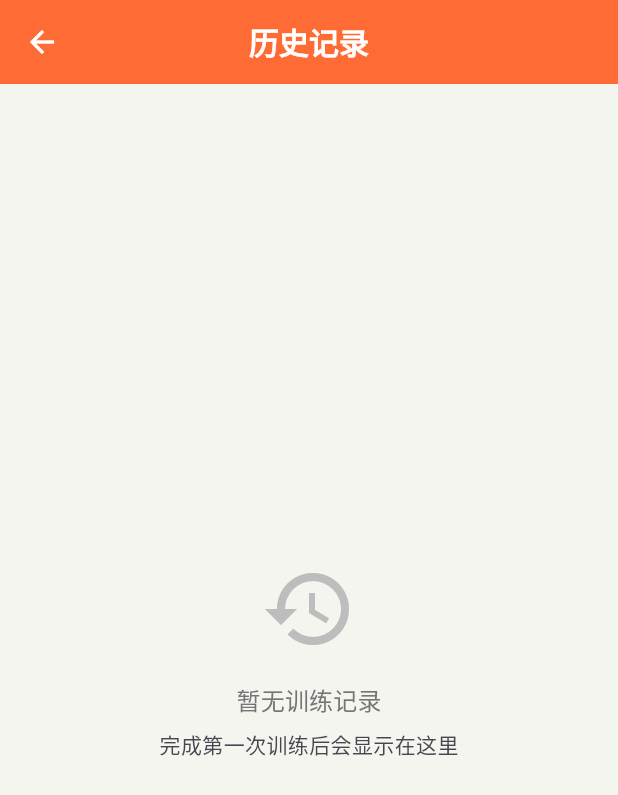
After one commit to boyingliu01/personal-workout-android, a Flutter app: the HistoryScreen screen opened by its route, on a phone screen of 412 x 824 dp. The commit adds this screen. Shown: the top 795 px of the screen. Run offline on Flutter 3.47's test engine with Material 3 defaults, Android fonts, the light colour scheme and no system bars; our stand-ins replace audioplayers, flutter_riverpod, flutter_tts, hive_flutter, shared_preferences, video_player; accounts and stored records are empty.

Commit message:
feat: Wire up all routes, add history_screen, final app integration
- routes.dart: full onGenerateRoute with parameterized navigation
- All 7 screens wired with proper routing
- history_screen: empty state with placeholder for future data
- main.dart: MaterialApp with onGenerateRoute
- dart analyze: 0 errors

```diff
--- a/runner_app/lib/routes.dart
+++ b/runner_app/lib/routes.dart
@@ -1,14 +1,23 @@
 import 'package:flutter/material.dart';
+import 'constants/exercise_data.dart';
 import 'screens/home_screen.dart';
+import 'screens/workout_detail_screen.dart';
+import 'screens/exercise_screen.dart';
+import 'screens/rest_screen.dart';
+import 'screens/workout_complete_screen.dart';
 import 'screens/settings_screen.dart';
-import 'constants/exercise_data.dart';
+import 'screens/history_screen.dart';
+import 'services/audio_service.dart';
+import 'services/timer_service.dart';
+import 'services/storage_service.dart';
+import 'models/exercise.dart';
+import 'models/workout_type.dart';
+import 'models/workout_session.dart';
 
-/// App route definitions using Flutter's built-in named routes.
-/// No external router packages — uses MaterialPageRoute + Navigator.pushNamed.
+/// App route definitions
 class AppRoutes {
   AppRoutes._();
 
-  // Route names (used for Navigator.pushNamed)
   static const String home = '/';
   static const String workoutDetail = '/workout';
   static const String exercise = '/exercise';
@@ -17,22 +26,87 @@ class AppRoutes {
   static const String settings = '/settings';
   static const String history = '/history';
 
-  // Route path -> builder map for MaterialApp.routes
-  // Note: The actual screen widgets are not defined here.
-  // Each entry maps a path to a MaterialPageRoute builder.
-  static Map<String, WidgetBuilder> get routes => {
-        home: (context) => HomeScreen(
-              workouts: ExerciseData.allWorkouts,
-            ),
-        workoutDetail: (_) =>
-            throw UnimplementedError('WorkoutDetailScreen not implemented'),
-        exercise: (_) =>
-            throw UnimplementedError('ExerciseScreen not implemented'),
-        rest: (_) => throw UnimplementedError('RestScreen not implemented'),
-        workoutComplete: (_) =>
-            throw UnimplementedError('WorkoutCompleteScreen not implemented'),
-        settings: (context) => const SettingsScreen(),
-        history: (_) =>
-            throw UnimplementedError('HistoryScreen not implemented'),
-      };
+  static Route<dynamic>? onGenerateRoute(RouteSettings settings) {
+    final audioService = AudioService.create();
+    final timerService = TimerService();
+    final storageService = StorageService();
+    final placeholder = Exercise(
+      id: '', name: '', description: '',
+      durationSeconds: 0,
+      difficulty: Difficulty.beginner,
+      category: ExerciseCategory.fullBody,
+    );
+
+    if (settings.name == home) {
+      return MaterialPageRoute(
+        builder: (_) => HomeScreen(workouts: ExerciseData.allWorkouts),
+      );
+    }
+    if (settings.name == workoutDetail) {
+      final args = settings.arguments as Map<String, dynamic>?;
+      return MaterialPageRoute(
+        builder: (_) => WorkoutDetailScreen(
+          workout: args?['workout'] ?? ExerciseData.allWorkouts.first,
+        ),
+      );
+    }
+    if (settings.name == exercise) {
+      final args = settings.arguments as Map<String, dynamic>?;
+      return MaterialPageRoute(
+        builder: (_) => ExerciseScreen(
+          workout: args?['workout'] ?? ExerciseData.allWorkouts.first,
+          audioService: audioService,
+          timerService: timerService,
+          storageService: storageService,
+        ),
+      );
+    }
+    if (settings.name == rest) {
+      final args = settings.arguments as Map<String, dynamic>?;
+      return MaterialPageRoute(
+        builder: (_) => RestScreen(
+          seconds: args?['seconds'] ?? 5,
+          currentExercise: args?['currentExercise'] ?? placeholder,
+          nextExercise: args?['nextExercise'] ?? placeholder,
+        ),
+      );
+    }
+    if (settings.name == workoutComplete) {
+      final args = settings.arguments as Map<String, dynamic>?;
+      return MaterialPageRoute(
+        builder: (_) => WorkoutCompleteScreen(
+          session: args?['session'] ?? WorkoutSession(
+            id: 'demo', workoutId: '',
+            workoutName: args?['workoutName'] ?? '训练',
+            workoutType: WorkoutType.warmup,
+            startTime: DateTime.now(), endTime: DateTime.now(),
+            completedExercises: args?['exercisesCompleted'] ?? 0,
+            totalExercises: args?['totalExercises'] ?? 0,
+            status: WorkoutStatus.completed,
+          ),
+          audioService: audioService,
+        ),
+      );
+    }
+    if (settings.name == settings) {
+      return MaterialPageRoute(builder: (_) => const SettingsScreen());
+    }
+    if (settings.name == history) {
+      return MaterialPageRoute(builder: (_) => const HistoryScreen());
+    }
+    return MaterialPageRoute(
+      builder: (_) => Scaffold(
+        appBar: AppBar(title: const Text('Not Found')),
+        body: Center(child: Text('Route ${settings.name} not found')),
+      ),
+    );
+  }
+
+  static void navigateToExercise(BuildContext context, {required dynamic workout}) {
+    Navigator.pushNamed(context, exercise, arguments: {'workout': workout});
+  }
+
+  static void navigateToWorkoutDetail(BuildContext context, {required dynamic workout}) {
+    Navigator.pushNamed(context, workoutDetail, arguments: {'workout': workout});
+  }
 }
--- /dev/null
+++ b/runner_app/lib/screens/history_screen.dart
@@ -0,0 +1,57 @@
+import 'package:flutter/material.dart';
+import 'package:runner_app/constants/app_strings.dart';
+import 'package:runner_app/constants/app_colors.dart';
+
+/// History screen showing past training sessions.
+class HistoryScreen extends StatefulWidget {
+  const HistoryScreen({super.key});
+
+  @override
+  State<HistoryScreen> createState() => _HistoryScreenState();
+}
+
+class _HistoryScreenState extends State<HistoryScreen> {
+  final List<Map<String, dynamic>> _history = [];
+
+  @override
+  Widget build(BuildContext context) {
+    return Scaffold(
+      appBar: AppBar(title: Text(AppStrings.historyTitle)),
+      body: _history.isEmpty
+          ? Center(
+              child: Column(
+                mainAxisAlignment: MainAxisAlignment.center,
+                children: [
+                  Icon(Icons.history, size: 64, color: Colors.grey[400]),
+                  const SizedBox(height: 16),
+                  Text(
+                    '暂无训练记录',
+                    style: Theme.of(context).textTheme.titleMedium?.copyWith(
+                          color: Colors.grey[600],
+                        ),
+                  ),
+                  const SizedBox(height: 8),
+                  const Text('完成第一次训练后会显示在这里'),
+                ],
+              ),
+            )
+          : ListView.builder(
+              itemCount: _history.length,
+              itemBuilder: (context, index) {
+                final session = _history[index];
+                return Card(
+                  margin:
+                      const EdgeInsets.symmetric(horizontal: 16, vertical: 8),
+                  child: ListTile(
+                    leading: const Icon(Icons.fitness_center,
+                        color: AppColors.primary),
+                    title: Text(session['workoutName'] ?? '训练'),
+                    subtitle: Text(session['date'] ?? ''),
+                    trailing: Text('${session['duration'] ?? 0}分钟'),
+                  ),
+                );
+              },
+            ),
+    );
+  }
+}
```
Also changed, not shown: runner_app/lib/main.dart (+23 -2 lines).
